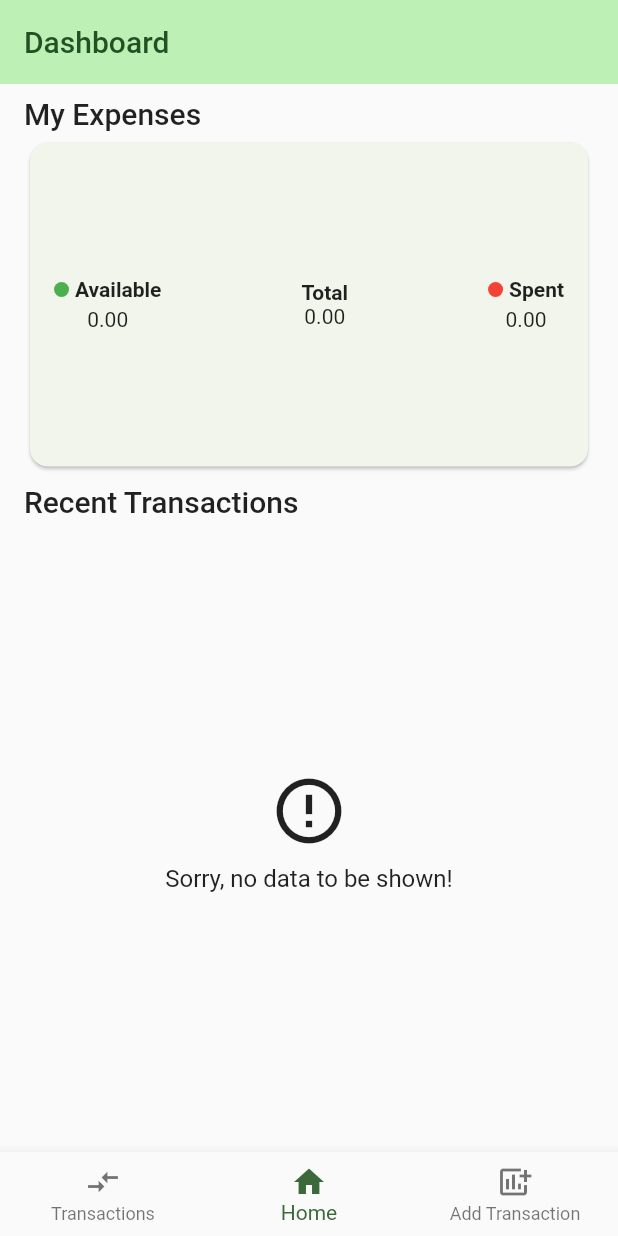
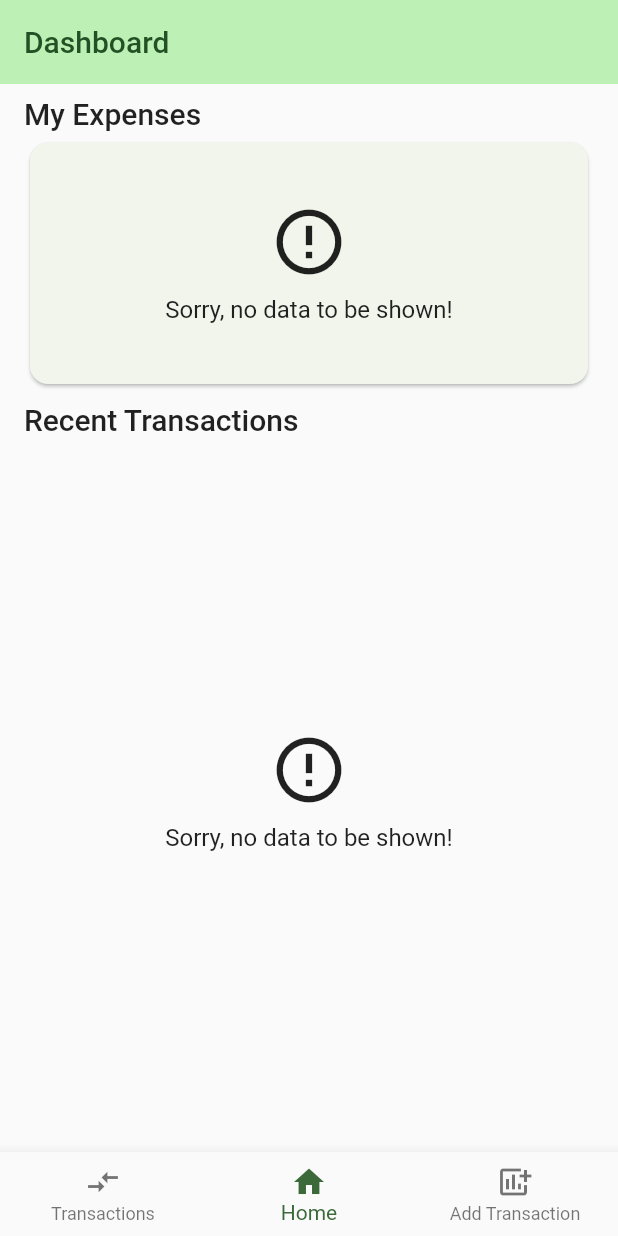
Before and after one commit to dev-aalmonte/expense-tracker, a Flutter app: the screen it shows after launch, on a phone screen of 412 x 824 dp. Run offline on Flutter 3.47's test engine with Material 2 defaults, Android fonts, the phone set to English and light mode, and no system bars; drawn by our look-alikes of fl_chart; our stand-ins replace flutter_multi_formatter, jiffy, shared_preferences, sqflite; missing offline and left inert: auto_size_text_field; accounts and stored records are empty.

Commit message:
QoL: Add message when there is no data to render a chart

```diff
--- a/lib/helpers/db_helper.dart
+++ b/lib/helpers/db_helper.dart
@@ -1,3 +1,4 @@
+import 'package:shared_preferences/shared_preferences.dart';
 import 'package:sqflite/sqflite.dart' as sql;
 import 'package:path/path.dart' as path;
 import 'package:sqflite/sqlite_api.dart';
@@ -5,6 +6,7 @@ import 'package:sqflite/sqlite_api.dart';
 class DBHelper {
   static Future<Database> database() async {
     final dbPath = await sql.getDatabasesPath();
+    clearData();
     return sql.openDatabase(
       path.join(dbPath, 'expenses.db'),
       onCreate: (db, version) {
@@ -33,4 +35,13 @@ class DBHelper {
     final db = await DBHelper.database();
     return db.query(table, orderBy: "id DESC");
   }
+
+  static void clearData() async {
+    final dbPath = await sql.getDatabasesPath();
+    final SharedPreferences prefs = await SharedPreferences.getInstance();
+
+    sql.deleteDatabase(path.join(dbPath, 'expenses.db'));
+    prefs.remove('deposit');
+    prefs.remove('spent');
+  }
 }
--- a/lib/pages/home_page.dart
+++ b/lib/pages/home_page.dart
@@ -36,7 +36,17 @@ class HomePage extends StatelessWidget {
                     date: provider.transactions[index].date
                   )
                 ) : child!,
-                child: Center(
+                child: _noDataWidget(context),
+              ),
+            ),
+          )
+        ],
+      ),
+    );
+  }
+
+  Center _noDataWidget(BuildContext context) {
+    return Center(
       child: Column(
         mainAxisAlignment: MainAxisAlignment.center,
         crossAxisAlignment: CrossAxisAlignment.center,
@@ -44,12 +54,6 @@ class HomePage extends StatelessWidget {
           const Icon(Icons.error_outline, size: 52,),
           const SizedBox(height: 10,),
           Text("Sorry, no data to be shown!", style: Theme.of(context).textTheme.titleMedium,)
-                    ],
-                  ),
-                ),
-              ),
-            ),
-          )
         ],
       ),
     );
@@ -62,7 +66,8 @@ class HomePage extends StatelessWidget {
         child: Padding(
           padding: const EdgeInsets.all(8.0),
           child: Consumer<TransactionsProvider>(
-            builder: (context, provider, _) => Column(
+            builder: (context, provider, child) => provider.deposit > 0.00 && provider.spent > 0.00
+              ? Column(
                 children: [
                   Row(
                     mainAxisAlignment: MainAxisAlignment.spaceAround,
@@ -84,6 +89,11 @@ class HomePage extends StatelessWidget {
                     ],
                   )
                 ],
+              )
+              : child!,
+            child: Padding(
+              padding: const EdgeInsets.symmetric(horizontal: 16.0, vertical: 32.0),
+              child: _noDataWidget(context),
             ),
           ),
         ),
```
Lines whose indentation alone changed are shown as unchanged.
